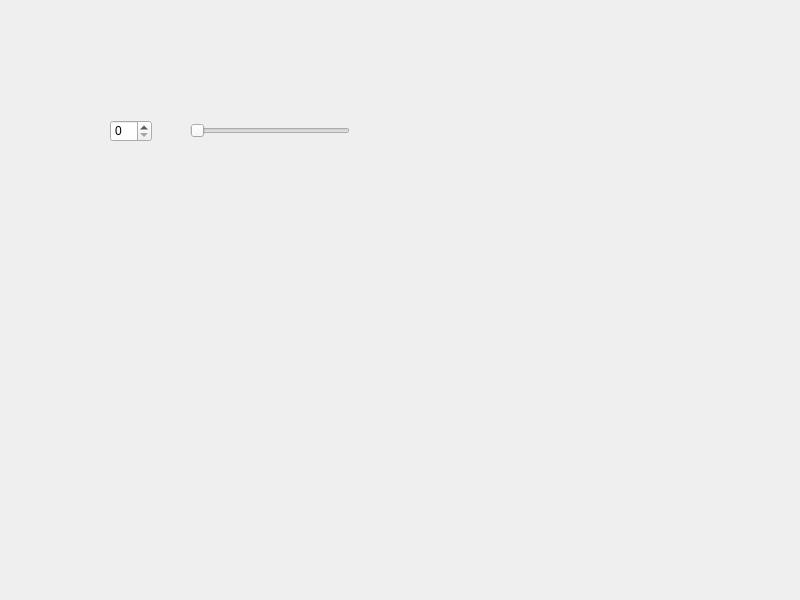
First picture: the form in widget.ui, repository stanly0421/spinbox01, before the edit.
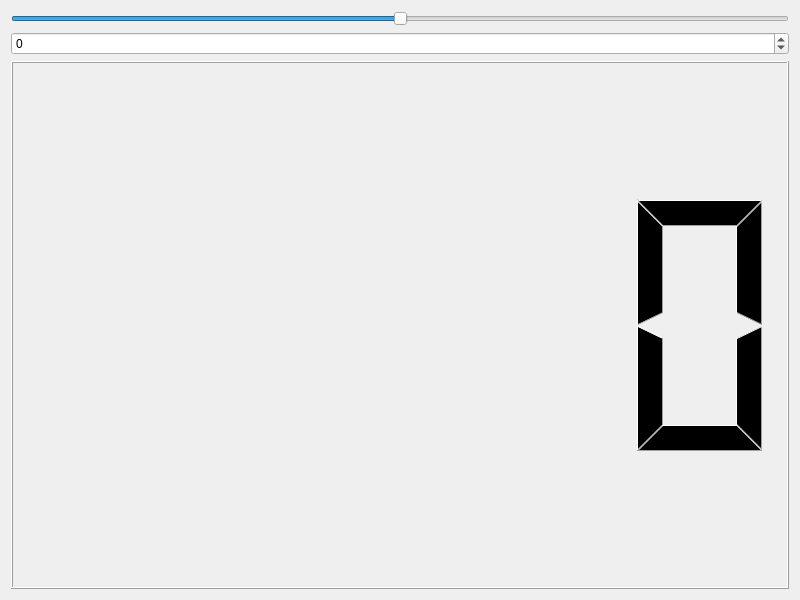
Second picture: the form after the edit.

Diff of the .ui file:
```diff
--- a/widget.ui
+++ b/widget.ui
@@ -13,29 +13,38 @@
   <property name="windowTitle">
    <string>Widget</string>
   </property>
-  <widget class="QSpinBox" name="spinBox">
-   <property name="geometry">
-    <rect>
-     <x>110</x>
-     <y>120</y>
-     <width>42</width>
-     <height>22</height>
-    </rect>
-   </property>
-  </widget>
-  <widget class="QSlider" name="horizontalSlider">
-   <property name="geometry">
-    <rect>
-     <x>190</x>
-     <y>120</y>
-     <width>160</width>
-     <height>22</height>
-    </rect>
-   </property>
-   <property name="orientation">
-    <enum>Qt::Orientation::Horizontal</enum>
-   </property>
-  </widget>
+  <layout class="QVBoxLayout" name="verticalLayout_2">
+   <item>
+    <layout class="QVBoxLayout" name="verticalLayout">
+     <item>
+      <widget class="QSlider" name="horizontalSlider">
+       <property name="minimum">
+        <number>-100</number>
+       </property>
+       <property name="maximum">
+        <number>100</number>
+       </property>
+       <property name="orientation">
+        <enum>Qt::Orientation::Horizontal</enum>
+       </property>
+      </widget>
+     </item>
+     <item>
+      <widget class="QSpinBox" name="spinBox">
+       <property name="minimum">
+        <number>-100</number>
+       </property>
+       <property name="maximum">
+        <number>100</number>
+       </property>
+      </widget>
+     </item>
+     <item>
+      <widget class="QLCDNumber" name="lcdNumber"/>
+     </item>
+    </layout>
+   </item>
+  </layout>
  </widget>
  <resources/>
  <connections>
```
Left out of the diff: 40 changed lines with no effect on the pictures.
